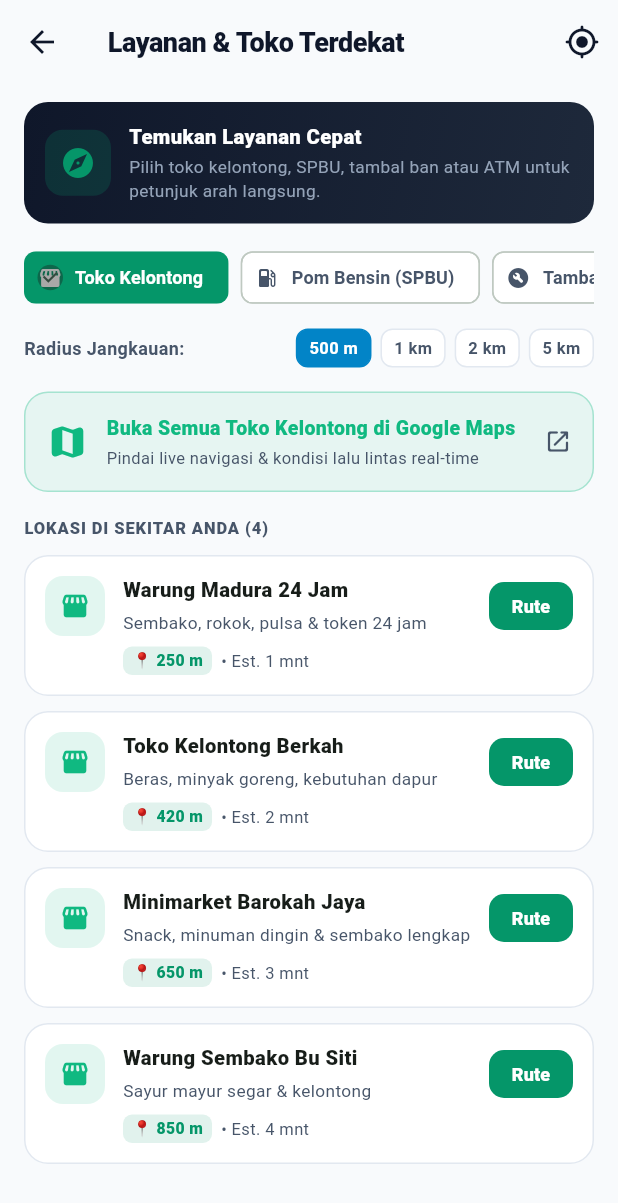
After one commit to zusfan-ops/duitku, a Flutter app: the NearbyPlacesScreen screen opened directly, on a phone screen of 412 x 824 dp. The commit adds this screen. Shown: the top 1203 px of the screen. Run offline on Flutter 3.47's test engine with Material 3 defaults, Android fonts, the phone set to English and light mode, and no system bars; our stand-ins replace fl_chart, image_picker, package_info_plus, pdf, printing, qr_flutter and 2 more; missing offline and left inert: google_mlkit_text_recognition, home_widget, mobile_scanner; accounts and stored records are empty; network calls fail.

Commit message:
feat: add Nearby Places (Toko Kelontong, SPBU, Tambal Ban, ATM) map discovery card and direction links

```diff
--- /dev/null
+++ b/duitku_app/lib/screens/nearby/nearby_places_screen.dart
@@ -0,0 +1,373 @@
+import 'package:flutter/material.dart';
+import 'package:url_launcher/url_launcher.dart';
+
+import '../../theme.dart';
+
+class NearbyPlacesScreen extends StatefulWidget {
+  const NearbyPlacesScreen({super.key});
+
+  @override
+  State<NearbyPlacesScreen> createState() => _NearbyPlacesScreenState();
+}
+
+class _NearbyPlacesScreenState extends State<NearbyPlacesScreen> {
+  String _selectedCategory = 'toko_kelontong';
+  int _selectedRadius = 500; // meters
+
+  final List<Map<String, dynamic>> _categories = [
+    {
+      'id': 'toko_kelontong',
+      'label': 'Toko Kelontong',
+      'icon': Icons.storefront_rounded,
+      'query': 'toko kelontong terdekat warung madura',
+      'color': const Color(0xFF10B981),
+      'places': [
+        {'name': 'Warung Madura 24 Jam', 'dist': '250 m', 'eta': '1 mnt', 'desc': 'Sembako, rokok, pulsa & token 24 jam'},
+        {'name': 'Toko Kelontong Berkah', 'dist': '420 m', 'eta': '2 mnt', 'desc': 'Beras, minyak goreng, kebutuhan dapur'},
+        {'name': 'Minimarket Barokah Jaya', 'dist': '650 m', 'eta': '3 mnt', 'desc': 'Snack, minuman dingin & sembako lengkap'},
+        {'name': 'Warung Sembako Bu Siti', 'dist': '850 m', 'eta': '4 mnt', 'desc': 'Sayur mayur segar & kelontong'},
+      ]
+    },
+    {
+      'id': 'spbu',
+      'label': 'Pom Bensin (SPBU)',
+      'icon': Icons.local_gas_station_rounded,
+      'query': 'spbu pom bensin terdekat pertamina',
+      'color': const Color(0xFF0284C7),
+      'places': [
+        {'name': 'SPBU Pertamina Pasti Pas 24 Jam', 'dist': '450 m', 'eta': '2 mnt', 'desc': 'Pertalite, Pertamax, Solar, Toilet & Musholla'},
+        {'name': 'Pertashop Resmi Pertamina', 'dist': '700 m', 'eta': '3 mnt', 'desc': 'Pertamax 92 & Dexlite resmi'},
+        {'name': 'SPBU Shell Express', 'dist': '1.2 km', 'eta': '5 mnt', 'desc': 'Super, V-Power, Deli2go & Nitrogen'},
+      ]
+    },
+    {
+      'id': 'tambal_ban',
+      'label': 'Tambal Ban',
+      'icon': Icons.build_circle_rounded,
+      'query': 'tambal ban terdekat bengkel motor',
+      'color': const Color(0xFFEA580C),
+      'places': [
+        {'name': 'Tambal Ban Tubeless 24 Jam Pak Joko', 'dist': '180 m', 'eta': '1 mnt', 'desc': 'Tubeless, ban dalam, isi angin nitrogen'},
+        {'name': 'Bengkel Motor & Tambal Ban Berkah', 'dist': '520 m', 'eta': '2 mnt', 'desc': 'Ganti ban, oli, tambal pres dingin'},
+        {'name': 'Tambal Ban Tip Top Cepat', 'dist': '890 m', 'eta': '4 mnt', 'desc': 'Buka 24 jam motor & mobil'},
+      ]
+    },
+    {
+      'id': 'atm',
+      'label': 'ATM & Bank',
+      'icon': Icons.account_balance_rounded,
+      'color': const Color(0xFF7C3AED),
+      'query': 'atm terdekat bank bca mandiri bri bni',
+      'places': [
+        {'name': 'Galeri ATM BCA 24 Jam', 'dist': '320 m', 'eta': '2 mnt', 'desc': 'Tarik tunai & setor tunai (CRM)'},
+        {'name': 'ATM Mandiri & Link', 'dist': '550 m', 'eta': '3 mnt', 'desc': 'Tarik tunai pecahan Rp 50.000 & 100.000'},
+        {'name': 'ATM BRI & Agen BRILink', 'dist': '780 m', 'eta': '4 mnt', 'desc': 'Transfer, tarik tunai & pembayaran'},
+      ]
+    },
+    {
+      'id': 'kuliner',
+      'label': 'Warkop / Kuliner',
+      'icon': Icons.coffee_rounded,
+      'color': const Color(0xFFD97706),
+      'query': 'warkop warmindo kuliner terdekat',
+      'places': [
+        {'name': 'Warkop Warmindo 24 Jam Barokah', 'dist': '290 m', 'eta': '2 mnt', 'desc': 'Kopi, indomie rebus/goreng, gorengan & WiFi'},
+        {'name': 'Warung Nasi Padang Sederhana', 'dist': '610 m', 'eta': '3 mnt', 'desc': 'Rendang, ayam bakar, sambal ijo'},
+      ]
+    },
+  ];
+
+  Future<void> _openGoogleMaps(String queryName) async {
+    final uri = Uri.parse('https://www.google.com/maps/search/?api=1&query=${Uri.encodeComponent(queryName)}');
+    try {
+      if (await canLaunchUrl(uri)) {
+        await launchUrl(uri, mode: LaunchMode.externalApplication);
+      }
+    } catch (_) {}
+  }
+
+  @override
+  Widget build(BuildContext context) {
+    final currentCatData = _categories.firstWhere(
+      (c) => c['id'] == _selectedCategory,
+      orElse: () => _categories.first,
+    );
+    final List places = currentCatData['places'] as List;
+
+    return Scaffold(
+      backgroundColor: AppColors.bg,
+      appBar: AppBar(
+        title: const Text('Layanan & Toko Terdekat'),
+        centerTitle: false,
+        actions: [
+          IconButton(
+            icon: const Icon(Icons.my_location_rounded),
+            tooltip: 'Buka di Google Maps',
+            onPressed: () => _openGoogleMaps(currentCatData['query'] as String),
+          ),
+        ],
+      ),
+      body: ListView(
+        padding: const EdgeInsets.fromLTRB(16, 12, 16, 100),
+        children: [
+          // Banner Info
+          Container(
+            padding: const EdgeInsets.all(14),
+            decoration: BoxDecoration(
+              gradient: const LinearGradient(
+                colors: [Color(0xFF0F172A), Color(0xFF1E293B)],
+                begin: Alignment.topLeft,
+                end: Alignment.bottomRight,
+              ),
+              borderRadius: BorderRadius.circular(16),
+            ),
+            child: Row(
+              children: [
+                Container(
+                  width: 44,
+                  height: 44,
+                  decoration: BoxDecoration(
+                    color: AppColors.primary.withOpacity(0.2),
+                    borderRadius: BorderRadius.circular(12),
+                  ),
+                  child: const Icon(Icons.explore_rounded, color: AppColors.primary, size: 24),
+                ),
+                const SizedBox(width: 12),
+                const Expanded(
+                  child: Column(
+                    crossAxisAlignment: CrossAxisAlignment.start,
+                    children: [
+                      Text(
+                        'Temukan Layanan Cepat',
+                        style: TextStyle(color: Colors.white, fontWeight: FontWeight.w800, fontSize: 13.5),
+                      ),
+                      SizedBox(height: 2),
+                      Text(
+                        'Pilih toko kelontong, SPBU, tambal ban atau ATM untuk petunjuk arah langsung.',
+                        style: TextStyle(color: Color(0xFF94A3B8), fontSize: 11.5),
+                      ),
+                    ],
+                  ),
+                ),
+              ],
+            ),
+          ),
+          const SizedBox(height: 16),
+
+          // Category Selector Pills
+          SizedBox(
+            height: 40,
+            child: ListView.separated(
+              scrollDirection: Axis.horizontal,
+              itemCount: _categories.length,
+              separatorBuilder: (_, __) => const SizedBox(width: 8),
+              itemBuilder: (_, idx) {
+                final cat = _categories[idx];
+                final isSelected = cat['id'] == _selectedCategory;
+                return ChoiceChip(
+                  avatar: Icon(cat['icon'] as IconData, size: 16, color: isSelected ? Colors.white : AppColors.textSecondary),
+                  label: Text(cat['label'] as String),
+                  selected: isSelected,
+                  selectedColor: AppColors.primary,
+                  backgroundColor: AppColors.card,
+                  labelStyle: TextStyle(
+                    color: isSelected ? Colors.white : AppColors.textSecondary,
+                    fontWeight: FontWeight.w700,
+                    fontSize: 12,
+                  ),
+                  onSelected: (selected) {
+                    if (selected) {
+                      setState(() => _selectedCategory = cat['id'] as String);
+                    }
+                  },
+                );
+              },
+            ),
+          ),
+          const SizedBox(height: 14),
+
+          // Radius Filter Row
+          Row(
+            mainAxisAlignment: MainAxisAlignment.spaceBetween,
+            children: [
+              const Text(
+                'Radius Jangkauan:',
+                style: TextStyle(fontSize: 12, fontWeight: FontWeight.w700, color: AppColors.textSecondary),
+              ),
+              Row(
+                children: [500, 1000, 2000, 5000].map((rad) {
+                  final isSel = _selectedRadius == rad;
+                  final label = rad >= 1000 ? '${rad ~/ 1000} km' : '$rad m';
+                  return Padding(
+                    padding: const EdgeInsets.only(left: 6),
+                    child: InkWell(
+                      onTap: () => setState(() => _selectedRadius = rad),
+                      borderRadius: BorderRadius.circular(8),
+                      child: Container(
+                        padding: const EdgeInsets.symmetric(horizontal: 8, vertical: 4),
+                        decoration: BoxDecoration(
+                          color: isSel ? const Color(0xFF0284C7) : AppColors.card,
+                          borderRadius: BorderRadius.circular(8),
+                          border: Border.all(
+                            color: isSel ? const Color(0xFF0284C7) : AppColors.border,
+                          ),
+                        ),
+                        child: Text(
+                          label,
+                          style: TextStyle(
+                            fontSize: 11,
+                            fontWeight: FontWeight.w700,
+                            color: isSel ? Colors.white : AppColors.textSecondary,
+                          ),
+                        ),
+                      ),
+                    ),
+                  );
+                }).toList(),
+              ),
+            ],
+          ),
+          const SizedBox(height: 16),
+
+          // Open in Maps Primary Action
+          InkWell(
+            onTap: () => _openGoogleMaps(currentCatData['query'] as String),
+            borderRadius: BorderRadius.circular(16),
+            child: Container(
+              padding: const EdgeInsets.all(14),
+              decoration: BoxDecoration(
+                color: (currentCatData['color'] as Color).withOpacity(0.08),
+                borderRadius: BorderRadius.circular(16),
+                border: Border.all(color: (currentCatData['color'] as Color).withOpacity(0.3)),
+              ),
+              child: Row(
+                children: [
+                  Icon(Icons.map_rounded, color: currentCatData['color'] as Color, size: 28),
+                  const SizedBox(width: 12),
+                  Expanded(
+                    child: Column(
+                      crossAxisAlignment: CrossAxisAlignment.start,
+                      children: [
+                        Text(
+                          'Buka Semua ${currentCatData['label']} di Google Maps',
+                          style: TextStyle(
+                            fontWeight: FontWeight.w800,
+                            fontSize: 13,
+                            color: currentCatData['color'] as Color,
+                          ),
+                        ),
+                        const SizedBox(height: 2),
+                        const Text(
+                          'Pindai live navigasi & kondisi lalu lintas real-time',
+                          style: TextStyle(fontSize: 11, color: AppColors.textSecondary),
+                        ),
+                      ],
+                    ),
+                  ),
+                  const Icon(Icons.open_in_new_rounded, size: 18, color: AppColors.textSecondary),
+                ],
+              ),
+            ),
+          ),
+          const SizedBox(height: 16),
+
+          // List of Places
+          Text(
+            'LOKASI DI SEKITAR ANDA (${places.length})',
+            style: const TextStyle(fontSize: 11, fontWeight: FontWeight.w800, color: AppColors.textSecondary, letterSpacing: 0.6),
+          ),
+          const SizedBox(height: 10),
+
+          ...places.map((p) {
+            final name = p['name'] as String;
+            final dist = p['dist'] as String;
+            final eta = p['eta'] as String;
+            final desc = p['desc'] as String;
+
+            return Card(
+              margin: const EdgeInsets.only(bottom: 10),
+              shape: RoundedRectangleBorder(
+                borderRadius: BorderRadius.circular(16),
+                side: const BorderSide(color: AppColors.border),
+              ),
+              color: AppColors.card,
+              elevation: 0,
+              child: Padding(
+                padding: const EdgeInsets.all(14),
+                child: Row(
+                  crossAxisAlignment: CrossAxisAlignment.start,
+                  children: [
+                    Container(
+                      width: 40,
+                      height: 40,
+                      decoration: BoxDecoration(
+                        color: (currentCatData['color'] as Color).withOpacity(0.12),
+                        borderRadius: BorderRadius.circular(12),
+                      ),
+                      child: Icon(currentCatData['icon'] as IconData, color: currentCatData['color'] as Color, size: 20),
+                    ),
+                    const SizedBox(width: 12),
+                    Expanded(
+                      child: Column(
+                        crossAxisAlignment: CrossAxisAlignment.start,
+                        children: [
+                          Text(
+                            name,
+                            style: const TextStyle(fontWeight: FontWeight.w800, fontSize: 13.5),
+                          ),
+                          const SizedBox(height: 4),
+                          Text(
+                            desc,
+                            style: const TextStyle(fontSize: 11.5, color: AppColors.textSecondary),
+                          ),
+                          const SizedBox(height: 8),
+                          Row(
+                            children: [
+                              Container(
+                                padding: const EdgeInsets.symmetric(horizontal: 6, vertical: 2),
+                                decoration: BoxDecoration(
+                                  color: AppColors.primary.withOpacity(0.12),
+                                  borderRadius: BorderRadius.circular(6),
+                                ),
+                                child: Text(
+                                  '📍 $dist',
+                                  style: const TextStyle(
+                                    color: AppColors.primary,
+                                    fontSize: 10.5,
+                                    fontWeight: FontWeight.w800,
+                                  ),
+                                ),
+                              ),
+                              const SizedBox(width: 6),
+                              Text(
+                                '• Est. $eta',
+                                style: const TextStyle(fontSize: 11, color: AppColors.textSecondary),
+                              ),
+                            ],
+                          ),
+                        ],
+                      ),
+                    ),
+                    const SizedBox(width: 8),
+                    ElevatedButton(
+                      style: ElevatedButton.styleFrom(
+                        backgroundColor: AppColors.primary,
+                        foregroundColor: Colors.white,
+                        padding: const EdgeInsets.symmetric(horizontal: 10, vertical: 8),
+                        shape: RoundedRectangleBorder(borderRadius: BorderRadius.circular(10)),
+                        elevation: 0,
+                        visualDensity: VisualDensity.compact,
+                      ),
+                      onPressed: () => _openGoogleMaps(name),
+                      child: const Text('Rute', style: TextStyle(fontWeight: FontWeight.w800, fontSize: 12)),
+                    ),
+                  ],
+                ),
+              ),
+            );
+          }),
+        ],
+      ),
+    );
+  }
+}
```
Also changed, not shown: duitku_app/lib/screens/features_screen.dart (+12 -0 lines), 1 other file.
